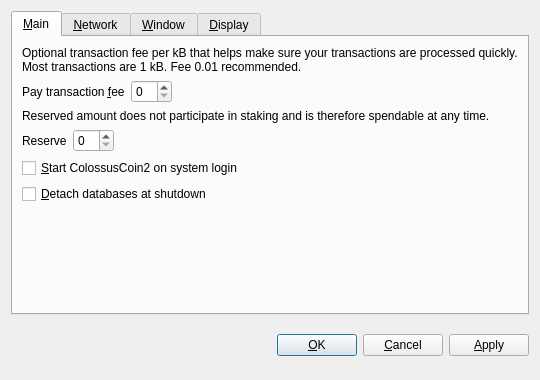
First picture: the form in src/qt/forms/optionsdialog.ui, repository Fly-coin/Fly-coin, before the edit.
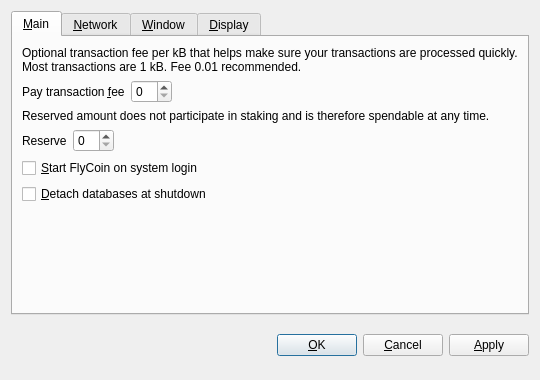
Second picture: the form after the edit. Custom widgets are drawn as their Qt base class.

```diff
--- a/src/qt/forms/optionsdialog.ui
+++ b/src/qt/forms/optionsdialog.ui
@@ -128,7 +128,7 @@
           <string>Automatically start ColossusCoin2 after logging in to the system.</string>
          </property>
          <property name="text">
-          <string>&amp;Start ColossusCoin2 on system login</string>
+          <string>&amp;Start FlyCoin on system login</string>
          </property>
         </widget>
        </item>
```
Left out of the diff: 10 changed lines with no effect on the pictures.
